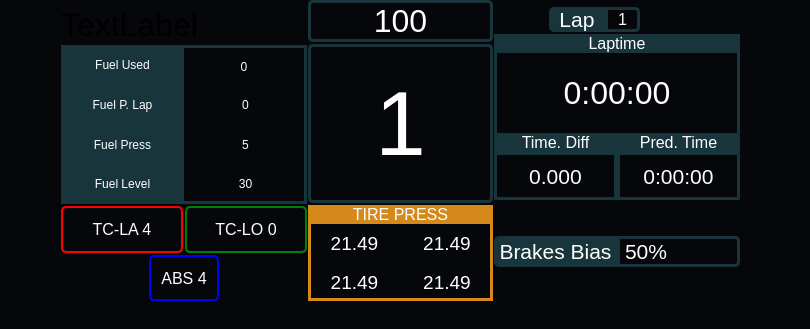
Old version of the form porschedashboard.ui in the repository ArmenG888/DashBoard.
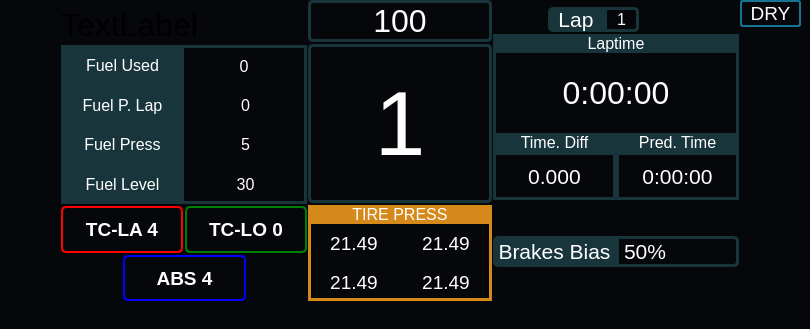
New version of the form.

```diff
--- a/porschedashboard.ui
+++ b/porschedashboard.ui
@@ -74,6 +74,12 @@
            </property>
            <item>
             <widget class="QLabel" name="label_16">
+             <property name="font">
+              <font>
+               <family>Segoe UI</family>
+               <pointsize>12</pointsize>
+              </font>
+             </property>
              <property name="styleSheet">
               <string notr="true">color:white; background-color:#19353C;</string>
              </property>
@@ -87,6 +93,12 @@
            </item>
            <item>
             <widget class="QLabel" name="fuel_used">
+             <property name="font">
+              <font>
+               <family>Segoe UI</family>
+               <pointsize>12</pointsize>
+              </font>
+             </property>
              <property name="cursor">
               <cursorShape>CrossCursor</cursorShape>
              </property>
@@ -110,6 +122,12 @@
            </property>
            <item>
             <widget class="QLabel" name="label_19">
+             <property name="font">
+              <font>
+               <family>Segoe UI</family>
+               <pointsize>12</pointsize>
+              </font>
+             </property>
              <property name="styleSheet">
               <string notr="true">color:white; background-color:#19353C;</string>
              </property>
@@ -123,6 +141,12 @@
            </item>
            <item>
             <widget class="QLabel" name="fuelperlap">
+             <property name="font">
+              <font>
+               <family>Segoe UI</family>
+               <pointsize>12</pointsize>
+              </font>
+             </property>
              <property name="cursor">
               <cursorShape>CrossCursor</cursorShape>
              </property>
@@ -146,6 +170,12 @@
            </property>
            <item>
             <widget class="QLabel" name="label_20">
+             <property name="font">
+              <font>
+               <family>Segoe UI</family>
+               <pointsize>12</pointsize>
+              </font>
+             </property>
              <property name="styleSheet">
               <string notr="true">color:white; background-color:#19353C;</string>
              </property>
@@ -159,6 +189,12 @@
            </item>
            <item>
             <widget class="QLabel" name="fuelpress">
+             <property name="font">
+              <font>
+               <family>Segoe UI</family>
+               <pointsize>12</pointsize>
+              </font>
+             </property>
              <property name="cursor">
               <cursorShape>CrossCursor</cursorShape>
              </property>
@@ -182,6 +218,12 @@
            </property>
            <item>
             <widget class="QLabel" name="label_22">
+             <property name="font">
+              <font>
+               <family>Segoe UI</family>
+               <pointsize>12</pointsize>
+              </font>
+             </property>
              <property name="styleSheet">
               <string notr="true">color:white; background-color:#19353C;</string>
              </property>
@@ -195,6 +237,12 @@
            </item>
            <item>
             <widget class="QLabel" name="fuel_level">
+             <property name="font">
+              <font>
+               <family>Segoe UI</family>
+               <pointsize>12</pointsize>
+              </font>
+             </property>
              <property name="cursor">
               <cursorShape>CrossCursor</cursorShape>
              </property>
@@ -216,13 +264,15 @@
        <item>
         <layout class="QVBoxLayout" name="verticalLayout_15">
          <item>
-          <layout class="QHBoxLayout" name="horizontalLayout_6">
+          <layout class="QHBoxLayout" name="horizontalLayout_6" stretch="1,1">
            <item>
             <widget class="QLabel" name="label_3">
              <property name="font">
               <font>
                <family>Segoe UI</family>
-               <pointsize>12</pointsize>
+               <pointsize>14</pointsize>
+               <weight>75</weight>
+               <bold>true</bold>
               </font>
              </property>
              <property name="styleSheet">
@@ -241,7 +291,9 @@
              <property name="font">
               <font>
                <family>Segoe UI</family>
-               <pointsize>12</pointsize>
+               <pointsize>14</pointsize>
+               <weight>75</weight>
+               <bold>true</bold>
               </font>
              </property>
              <property name="styleSheet">
@@ -258,7 +310,7 @@
           </layout>
          </item>
          <item>
-          <layout class="QHBoxLayout" name="horizontalLayout_11">
+          <layout class="QHBoxLayout" name="horizontalLayout_11" stretch="1,2,1">
            <item>
             <spacer name="horizontalSpacer_4">
              <property name="orientation">
@@ -277,7 +329,9 @@
              <property name="font">
               <font>
                <family>Segoe UI</family>
-               <pointsize>12</pointsize>
+               <pointsize>14</pointsize>
+               <weight>75</weight>
+               <bold>true</bold>
               </font>
              </property>
              <property name="styleSheet">
@@ -833,7 +887,41 @@
       </layout>
      </item>
      <item>
-      <layout class="QVBoxLayout" name="verticalLayout_3"/>
+      <layout class="QVBoxLayout" name="verticalLayout_3">
+       <item>
+        <widget class="QLabel" name="label_5">
+         <property name="font">
+          <font>
+           <family>Segoe UI</family>
+           <pointsize>14</pointsize>
+          </font>
+         </property>
+         <property name="styleSheet">
+          <string notr="true">color:white; border:2px solid #157492; border-radius:3px;
+</string>
+         </property>
+         <property name="text">
+          <string>DRY</string>
+         </property>
+         <property name="alignment">
+          <set>Qt::AlignCenter</set>
+         </property>
+        </widget>
+       </item>
+       <item>
+        <spacer name="verticalSpacer_5">
+         <property name="orientation">
+          <enum>Qt::Vertical</enum>
+         </property>
+         <property name="sizeHint" stdset="0">
+          <size>
+           <width>20</width>
+           <height>40</height>
+          </size>
+         </property>
+        </spacer>
+       </item>
+      </layout>
      </item>
     </layout>
    </widget>
```
